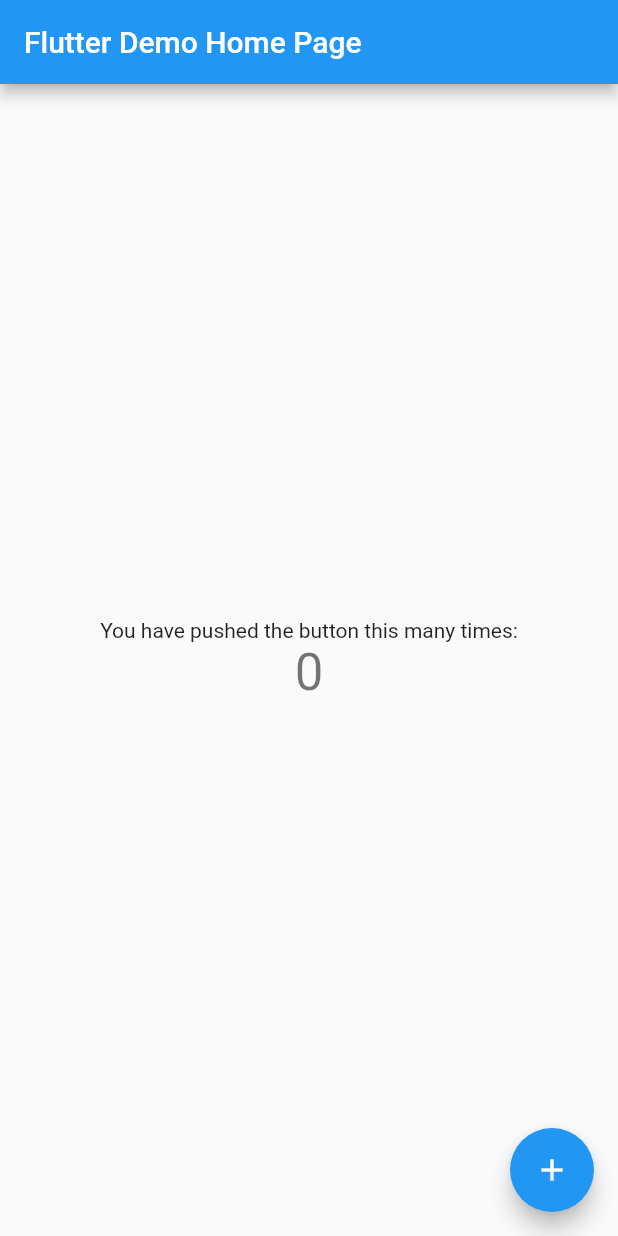
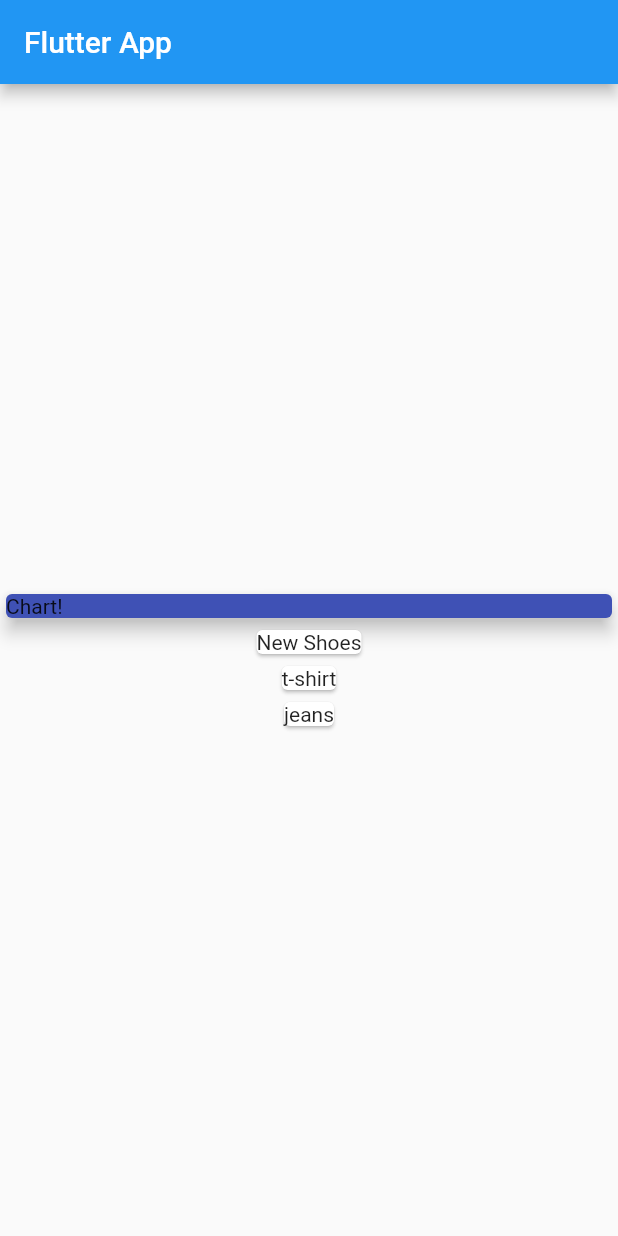
Before and after one commit to AyariAhmed/Personal-Expenses-Mobile-App, a Flutter app: the screen it shows after launch, on a phone screen of 412 x 824 dp. Run offline on Flutter 3.47's test engine with Material 2 defaults, Android fonts, the phone set to English and light mode, and no system bars.

Commit message:
Added Transactions Model

```diff
--- a/lib/main.dart
+++ b/lib/main.dart
@@ -1,117 +1,61 @@
 import 'package:flutter/material.dart';
+import 'package:personal_expenses/transaction.dart';
 
 void main() {
   runApp(MyApp());
 }
 
 class MyApp extends StatelessWidget {
-  // This widget is the root of your application.
   @override
   Widget build(BuildContext context) {
     return MaterialApp(
-      title: 'Flutter Demo',
-      theme: ThemeData(
-        // This is the theme of your application.
-        //
-        // Try running your application with "flutter run". You'll see the
-        // application has a blue toolbar. Then, without quitting the app, try
-        // changing the primarySwatch below to Colors.green and then invoke
-        // "hot reload" (press "r" in the console where you ran "flutter run",
-        // or simply save your changes to "hot reload" in a Flutter IDE).
-        // Notice that the counter didn't reset back to zero; the application
-        // is not restarted.
-        primarySwatch: Colors.blue,
-        // This makes the visual density adapt to the platform that you run
-        // the app on. For desktop platforms, the controls will be smaller and
-        // closer together (more dense) than on mobile platforms.
-        visualDensity: VisualDensity.adaptivePlatformDensity,
-      ),
-      home: MyHomePage(title: 'Flutter Demo Home Page'),
+      title: 'Flutter App',
+      home: MyHomePage(),
     );
   }
 }
 
-class MyHomePage extends StatefulWidget {
-  MyHomePage({Key key, this.title}) : super(key: key);
-
-  // This widget is the home page of your application. It is stateful, meaning
-  // that it has a State object (defined below) that contains fields that affect
-  // how it looks.
-
-  // This class is the configuration for the state. It holds the values (in this
-  // case the title) provided by the parent (in this case the App widget) and
-  // used by the build method of the State. Fields in a Widget subclass are
-  // always marked "final".
-
-  final String title;
-
-  @override
-  _MyHomePageState createState() => _MyHomePageState();
-}
-
-class _MyHomePageState extends State<MyHomePage> {
-  int _counter = 0;
-
-  void _incrementCounter() {
-    setState(() {
-      // This call to setState tells the Flutter framework that something has
-      // changed in this State, which causes it to rerun the build method below
-      // so that the display can reflect the updated values. If we changed
-      // _counter without calling setState(), then the build method would not be
-      // called again, and so nothing would appear to happen.
-      _counter++;
-    });
-  }
+class MyHomePage extends StatelessWidget {
+  final List<Transaction> transactions = [
+    Transaction(
+        id: 't1', title: 'New Shoes', amount: 69.99, date: DateTime.now()),
+    Transaction(
+        id: 't2', title: 't-shirt', amount: 25.99, date: DateTime.now()),
+    Transaction(id: 't3', title: 'jeans', amount: 55.78, date: DateTime.now()),
+  ];
 
   @override
   Widget build(BuildContext context) {
-    // This method is rerun every time setState is called, for instance as done
-    // by the _incrementCounter method above.
-    //
-    // The Flutter framework has been optimized to make rerunning build methods
-    // fast, so that you can just rebuild anything that needs updating rather
-    // than having to individually change instances of widgets.
     return Scaffold(
       appBar: AppBar(
-        // Here we take the value from the MyHomePage object that was created by
-        // the App.build method, and use it to set our appbar title.
-        title: Text(widget.title),
+        title: Text('Flutter App'),
       ),
-      body: Center(
-        // Center is a layout widget. It takes a single child and positions it
-        // in the middle of the parent.
-        child: Column(
-          // Column is also a layout widget. It takes a list of children and
-          // arranges them vertically. By default, it sizes itself to fit its
-          // children horizontally, and tries to be as tall as its parent.
-          //
-          // Invoke "debug painting" (press "p" in the console, choose the
-          // "Toggle Debug Paint" action from the Flutter Inspector in Android
-          // Studio, or the "Toggle Debug Paint" command in Visual Studio Code)
-          // to see the wireframe for each widget.
-          //
-          // Column has various properties to control how it sizes itself and
-          // how it positions its children. Here we use mainAxisAlignment to
-          // center the children vertically; the main axis here is the vertical
-          // axis because Columns are vertical (the cross axis would be
-          // horizontal).
-          mainAxisAlignment: MainAxisAlignment.center,
-          children: <Widget>[
-            Text(
-              'You have pushed the button this many times:',
+      body: Column(
+        mainAxisAlignment: MainAxisAlignment.center,
+        crossAxisAlignment: CrossAxisAlignment.stretch,
+        children: [
+          Container(
+            width: double.infinity,
+            child: Card(
+              child: Text(
+                'Chart!',
+                textAlign: TextAlign.start,
+              ),
+              elevation: 5,
+              color: Colors.indigo,
             ),
-            Text(
-              '$_counter',
-              style: Theme.of(context).textTheme.headline4,
-            ),
-          ],
-        ),
+          ),
+          Column(
+            children: [
+              ...(transactions
+                  .map((tx) => Card(
+                        child: Text(tx.title),
+                      ))
+                  .toList())
+            ],
+          )
+        ],
       ),
-      floatingActionButton: FloatingActionButton(
-        onPressed: _incrementCounter,
-        tooltip: 'Increment',
-        child: Icon(Icons.add),
-      ), // This trailing comma makes auto-formatting nicer for build methods.
     );
   }
 }
--- /dev/null
+++ b/lib/transaction.dart
@@ -0,0 +1,14 @@
+import 'package:flutter/cupertino.dart';
+
+class Transaction {
+  String id;
+  String title;
+  double amount;
+  DateTime date;
+
+  Transaction(
+      {@required this.id,
+      @required this.title,
+      @required this.amount,
+      @required this.date});
+}
```
Also changed, not shown: 1 other file.
